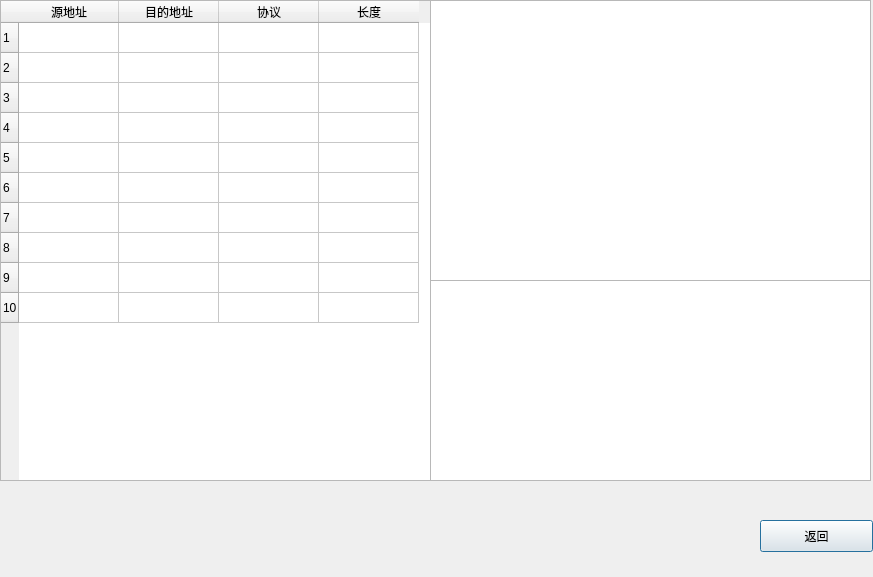
The window that pkt_proc.ui (Clyysone/Network_Analysis_Software) describes before a commit, drawn with Qt 5.
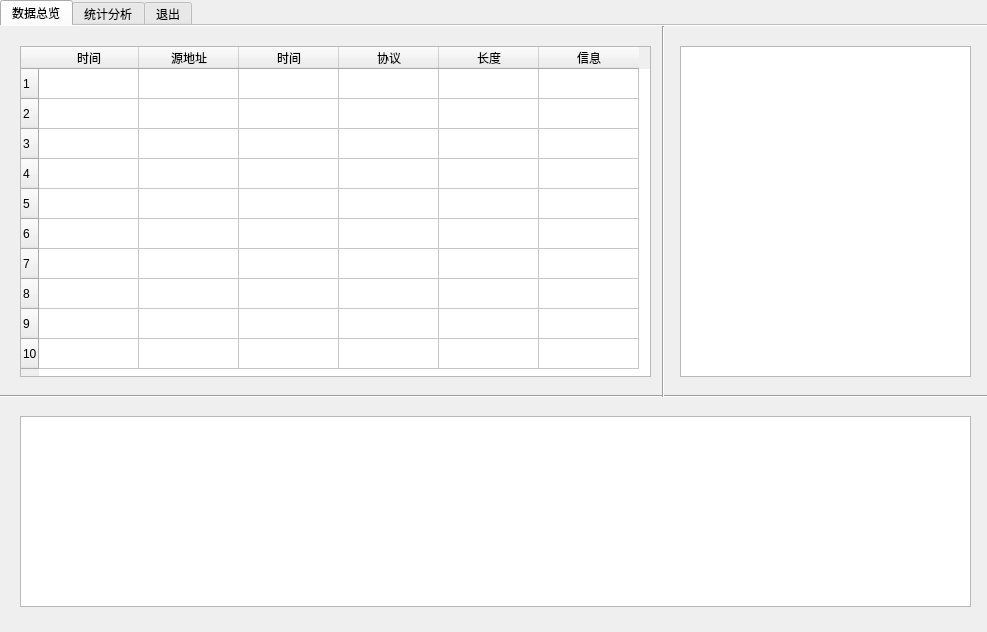
The same window after the commit.

What changed in the file:
```diff
--- a/pkt_proc.ui
+++ b/pkt_proc.ui
@@ -6,33 +6,69 @@
    <rect>
     <x>0</x>
     <y>0</y>
-    <width>873</width>
-    <height>577</height>
+    <width>987</width>
+    <height>632</height>
    </rect>
   </property>
   <property name="windowTitle">
    <string>网络数据包分析</string>
   </property>
-  <widget class="QPushButton" name="back_btn">
+  <property name="styleSheet">
+   <string notr="true"/>
+  </property>
+  <widget class="QTabWidget" name="tabWidget">
    <property name="geometry">
     <rect>
-     <x>760</x>
-     <y>520</y>
-     <width>113</width>
-     <height>32</height>
+     <x>0</x>
+     <y>0</y>
+     <width>991</width>
+     <height>621</height>
     </rect>
    </property>
-   <property name="text">
-    <string>返回</string>
+   <property name="styleSheet">
+    <string notr="true"/>
    </property>
-  </widget>
+   <property name="tabPosition">
+    <enum>QTabWidget::North</enum>
+   </property>
+   <property name="currentIndex">
+    <number>0</number>
+   </property>
+   <property name="iconSize">
+    <size>
+     <width>16</width>
+     <height>16</height>
+    </size>
+   </property>
+   <property name="elideMode">
+    <enum>Qt::ElideRight</enum>
+   </property>
+   <property name="usesScrollButtons">
+    <bool>false</bool>
+   </property>
+   <property name="documentMode">
+    <bool>true</bool>
+   </property>
+   <property name="tabsClosable">
+    <bool>false</bool>
+   </property>
+   <property name="movable">
+    <bool>false</bool>
+   </property>
+   <property name="tabBarAutoHide">
+    <bool>false</bool>
+   </property>
+   <widget class="QWidget" name="tab_1">
+    <attribute name="title">
+     <string>数据总览</string>
+    </attribute>
   <widget class="QTableWidget" name="tableWidget">
    <property name="geometry">
     <rect>
-     <x>0</x>
-     <y>0</y>
-     <width>431</width>
-     <height>481</height>
+       <x>20</x>
+       <y>20</y>
+       <width>631</width>
+       <height>331</height>
     </rect>
    </property>
    <row>
@@ -85,6 +121,11 @@
      <string>10</string>
     </property>
    </row>
+     <column>
+      <property name="text">
+       <string>时间</string>
+      </property>
+     </column>
    <column>
     <property name="text">
      <string>源地址</string>
@@ -92,7 +133,7 @@
    </column>
    <column>
     <property name="text">
-     <string>目的地址</string>
+       <string>时间</string>
     </property>
    </column>
    <column>
@@ -105,31 +146,113 @@
      <string>长度</string>
     </property>
    </column>
+     <column>
+      <property name="text">
+       <string>信息</string>
+      </property>
+     </column>
   </widget>
   <widget class="QTextBrowser" name="textBrowser">
    <property name="geometry">
     <rect>
-     <x>430</x>
-     <y>0</y>
-     <width>441</width>
-     <height>281</height>
+       <x>20</x>
+       <y>390</y>
+       <width>951</width>
+       <height>191</height>
     </rect>
    </property>
   </widget>
   <widget class="QTextBrowser" name="textBrowser_2">
    <property name="geometry">
     <rect>
-     <x>430</x>
-     <y>280</y>
-     <width>441</width>
-     <height>201</height>
+       <x>680</x>
+       <y>20</y>
+       <width>291</width>
+       <height>331</height>
     </rect>
    </property>
   </widget>
-  <zorder>textBrowser_2</zorder>
-  <zorder>back_btn</zorder>
-  <zorder>tableWidget</zorder>
-  <zorder>textBrowser</zorder>
+    <widget class="Line" name="line">
+     <property name="geometry">
+      <rect>
+       <x>0</x>
+       <y>360</y>
+       <width>991</width>
+       <height>21</height>
+      </rect>
+     </property>
+     <property name="orientation">
+      <enum>Qt::Horizontal</enum>
+     </property>
+    </widget>
+    <widget class="Line" name="line_2">
+     <property name="geometry">
+      <rect>
+       <x>643</x>
+       <y>0</y>
+       <width>41</width>
+       <height>371</height>
+      </rect>
+     </property>
+     <property name="orientation">
+      <enum>Qt::Vertical</enum>
+     </property>
+    </widget>
+   </widget>
+   <widget class="QWidget" name="tab_2">
+    <attribute name="title">
+     <string>统计分析</string>
+    </attribute>
+    <widget class="QGraphicsView" name="graphicsView">
+     <property name="geometry">
+      <rect>
+       <x>20</x>
+       <y>20</y>
+       <width>581</width>
+       <height>351</height>
+      </rect>
+     </property>
+    </widget>
+   </widget>
+   <widget class="QWidget" name="tab_3">
+    <attribute name="title">
+     <string>退出</string>
+    </attribute>
+    <widget class="QTextBrowser" name="textBrowser_3">
+     <property name="geometry">
+      <rect>
+       <x>0</x>
+       <y>0</y>
+       <width>991</width>
+       <height>611</height>
+      </rect>
+     </property>
+     <property name="html">
+      <string>&lt;!DOCTYPE HTML PUBLIC &quot;-//W3C//DTD HTML 4.0//EN&quot; &quot;http://www.w3.org/TR/REC-html40/strict.dtd&quot;&gt;
+&lt;html&gt;&lt;head&gt;&lt;meta name=&quot;qrichtext&quot; content=&quot;1&quot; /&gt;&lt;style type=&quot;text/css&quot;&gt;
+p, li { white-space: pre-wrap; }
+&lt;/style&gt;&lt;/head&gt;&lt;body style=&quot; font-family:'.SF NS Text'; font-size:13pt; font-weight:400; font-style:normal;&quot;&gt;
+&lt;p align=&quot;center&quot; style=&quot;-qt-paragraph-type:empty; margin-top:0px; margin-bottom:0px; margin-left:0px; margin-right:0px; -qt-block-indent:0; text-indent:0px;&quot;&gt;&lt;br /&gt;&lt;/p&gt;
+&lt;p align=&quot;center&quot; style=&quot;-qt-paragraph-type:empty; margin-top:0px; margin-bottom:0px; margin-left:0px; margin-right:0px; -qt-block-indent:0; text-indent:0px;&quot;&gt;&lt;br /&gt;&lt;/p&gt;
+&lt;p align=&quot;center&quot; style=&quot;-qt-paragraph-type:empty; margin-top:0px; margin-bottom:0px; margin-left:0px; margin-right:0px; -qt-block-indent:0; text-indent:0px;&quot;&gt;&lt;br /&gt;&lt;/p&gt;
+&lt;p align=&quot;center&quot; style=&quot;-qt-paragraph-type:empty; margin-top:0px; margin-bottom:0px; margin-left:0px; margin-right:0px; -qt-block-indent:0; text-indent:0px;&quot;&gt;&lt;br /&gt;&lt;/p&gt;
+&lt;p align=&quot;center&quot; style=&quot;-qt-paragraph-type:empty; margin-top:0px; margin-bottom:0px; margin-left:0px; margin-right:0px; -qt-block-indent:0; text-indent:0px;&quot;&gt;&lt;br /&gt;&lt;/p&gt;
+&lt;p align=&quot;center&quot; style=&quot;-qt-paragraph-type:empty; margin-top:0px; margin-bottom:0px; margin-left:0px; margin-right:0px; -qt-block-indent:0; text-indent:0px;&quot;&gt;&lt;br /&gt;&lt;/p&gt;
+&lt;p align=&quot;center&quot; style=&quot;-qt-paragraph-type:empty; margin-top:0px; margin-bottom:0px; margin-left:0px; margin-right:0px; -qt-block-indent:0; text-indent:0px;&quot;&gt;&lt;br /&gt;&lt;/p&gt;
+&lt;p align=&quot;center&quot; style=&quot;-qt-paragraph-type:empty; margin-top:0px; margin-bottom:0px; margin-left:0px; margin-right:0px; -qt-block-indent:0; text-indent:0px;&quot;&gt;&lt;br /&gt;&lt;/p&gt;
+&lt;p align=&quot;center&quot; style=&quot;-qt-paragraph-type:empty; margin-top:0px; margin-bottom:0px; margin-left:0px; margin-right:0px; -qt-block-indent:0; text-indent:0px;&quot;&gt;&lt;br /&gt;&lt;/p&gt;
+&lt;p align=&quot;center&quot; style=&quot;-qt-paragraph-type:empty; margin-top:0px; margin-bottom:0px; margin-left:0px; margin-right:0px; -qt-block-indent:0; text-indent:0px;&quot;&gt;&lt;br /&gt;&lt;/p&gt;
+&lt;p align=&quot;center&quot; style=&quot;-qt-paragraph-type:empty; margin-top:0px; margin-bottom:0px; margin-left:0px; margin-right:0px; -qt-block-indent:0; text-indent:0px;&quot;&gt;&lt;br /&gt;&lt;/p&gt;
+&lt;p align=&quot;center&quot; style=&quot;-qt-paragraph-type:empty; margin-top:0px; margin-bottom:0px; margin-left:0px; margin-right:0px; -qt-block-indent:0; text-indent:0px;&quot;&gt;&lt;br /&gt;&lt;/p&gt;
+&lt;p align=&quot;center&quot; style=&quot;-qt-paragraph-type:empty; margin-top:0px; margin-bottom:0px; margin-left:0px; margin-right:0px; -qt-block-indent:0; text-indent:0px;&quot;&gt;&lt;br /&gt;&lt;/p&gt;
+&lt;p align=&quot;center&quot; style=&quot;-qt-paragraph-type:empty; margin-top:0px; margin-bottom:0px; margin-left:0px; margin-right:0px; -qt-block-indent:0; text-indent:0px;&quot;&gt;&lt;br /&gt;&lt;/p&gt;
+&lt;p align=&quot;center&quot; style=&quot;-qt-paragraph-type:empty; margin-top:0px; margin-bottom:0px; margin-left:0px; margin-right:0px; -qt-block-indent:0; text-indent:0px;&quot;&gt;&lt;br /&gt;&lt;/p&gt;
+&lt;p align=&quot;center&quot; style=&quot;-qt-paragraph-type:empty; margin-top:0px; margin-bottom:0px; margin-left:0px; margin-right:0px; -qt-block-indent:0; text-indent:0px;&quot;&gt;&lt;br /&gt;&lt;/p&gt;
+&lt;p align=&quot;center&quot; style=&quot; margin-top:0px; margin-bottom:0px; margin-left:0px; margin-right:0px; -qt-block-indent:0; text-indent:0px;&quot;&gt;&lt;span style=&quot; font-size:36pt; font-weight:600;&quot;&gt;嘿嘿，点错了吧～&lt;/span&gt;&lt;/p&gt;&lt;/body&gt;&lt;/html&gt;</string>
+     </property>
+    </widget>
+   </widget>
+  </widget>
  </widget>
  <resources/>
  <connections/>
```
Lines whose indentation alone changed are shown as unchanged.
